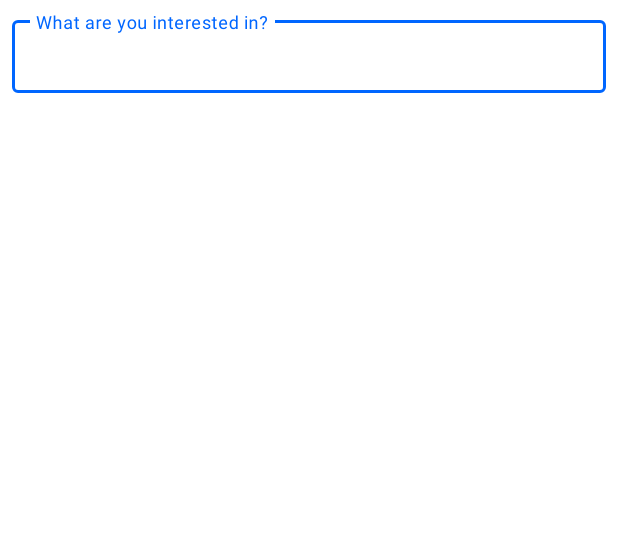
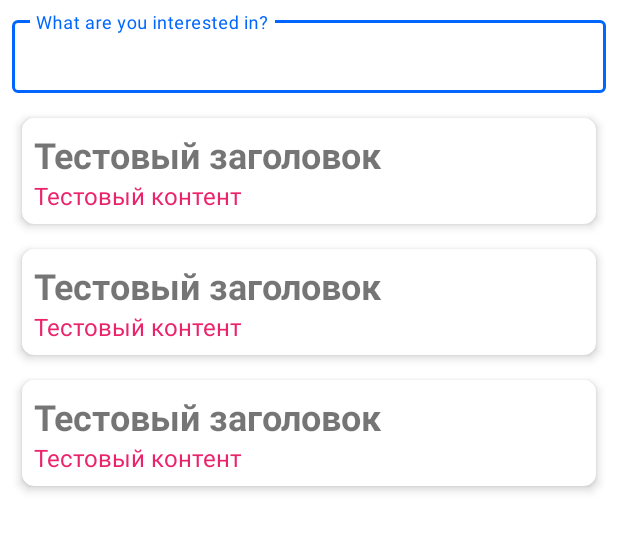
Before and after one commit to NikaNed/NetologyVoiceAssistant, an Android app: the layout activity_main.xml on its own in the app's theme, with its tools: preview values and no code run, on a phone screen of 412 x 824 dp, the part 84-636 px from its top. Run offline under Robolectric (Android 15) with nearby library versions, the light colour scheme and no system bars.

Commit message:
Create List view

```diff
--- a/app/src/main/res/layout/activity_main.xml
+++ b/app/src/main/res/layout/activity_main.xml
@@ -37,13 +37,13 @@
 
     <ListView
         android:id="@+id/pods_list"
-
         android:layout_width="match_parent"
         android:layout_height="0dp"
         android:layout_margin="8dp"
         android:divider="?android:attr/colorBackground"
         app:layout_constraintBottom_toBottomOf="parent"
-        app:layout_constraintTop_toBottomOf="@+id/text_input_layout" />
+        app:layout_constraintTop_toBottomOf="@+id/text_input_layout"
+        tools:listitem="@layout/item_pod"/>
 
 
 </androidx.constraintlayout.widget.ConstraintLayout>
--- /dev/null
+++ b/app/src/main/res/layout/item_pod.xml
@@ -0,0 +1,37 @@
+<?xml version="1.0" encoding="utf-8"?>
+<com.google.android.material.card.MaterialCardView xmlns:android="http://schemas.android.com/apk/res/android"
+    android:layout_width="match_parent"
+    android:layout_height="wrap_content"
+    xmlns:app="http://schemas.android.com/apk/res-auto"
+    xmlns:tools="http://schemas.android.com/tools"
+    android:theme="@style/Theme.MaterialComponents.DayNight"
+    app:cardCornerRadius="8dp"
+    app:cardElevation="4dp"
+    app:cardUseCompatPadding="true"
+    app:contentPadding="8dp">
+
+    <LinearLayout
+        android:layout_width="match_parent"
+        android:layout_height="wrap_content"
+        android:orientation="vertical">
+
+        <TextView
+            android:layout_width="match_parent"
+            android:layout_height="wrap_content"
+            android:textSize="24sp"
+            android:id="@+id/title"
+            android:textStyle="bold"
+            tools:text="Тестовый заголовок"/>
+        <TextView
+            android:layout_width="match_parent"
+            android:layout_height="wrap_content"
+            android:textSize="16sp"
+            android:id="@+id/content"
+            android:textColor="@color/biz_500"
+            tools:text="Тестовый контент"/>
+
+
+    </LinearLayout>
+
+
+</com.google.android.material.card.MaterialCardView>
```
